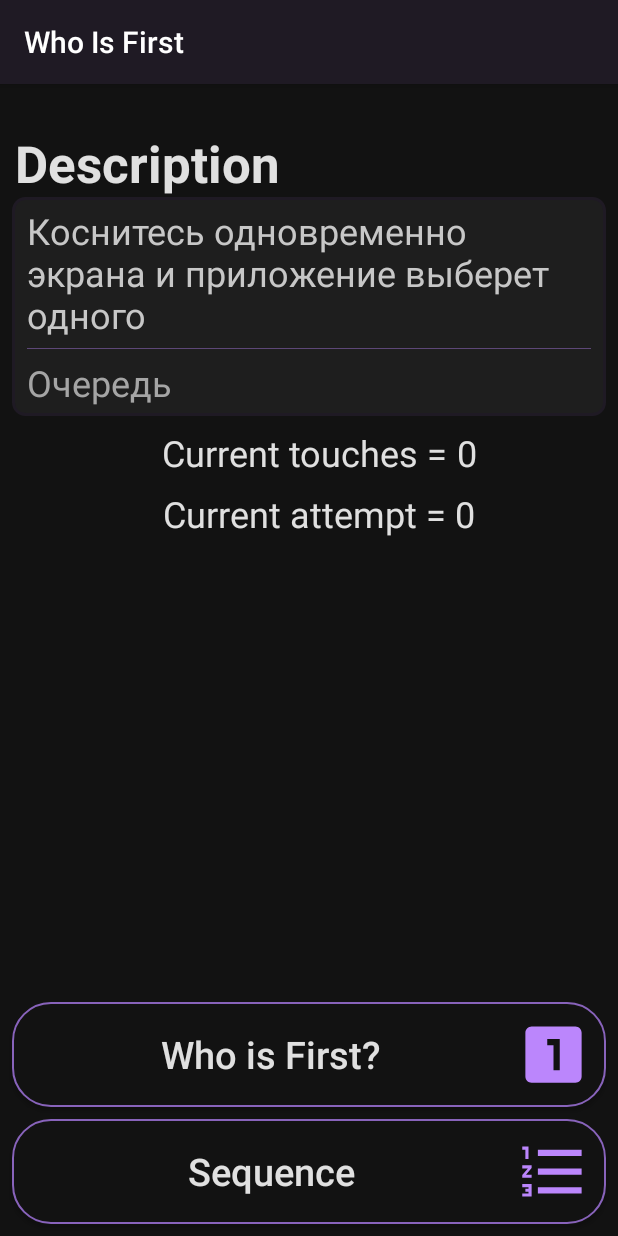
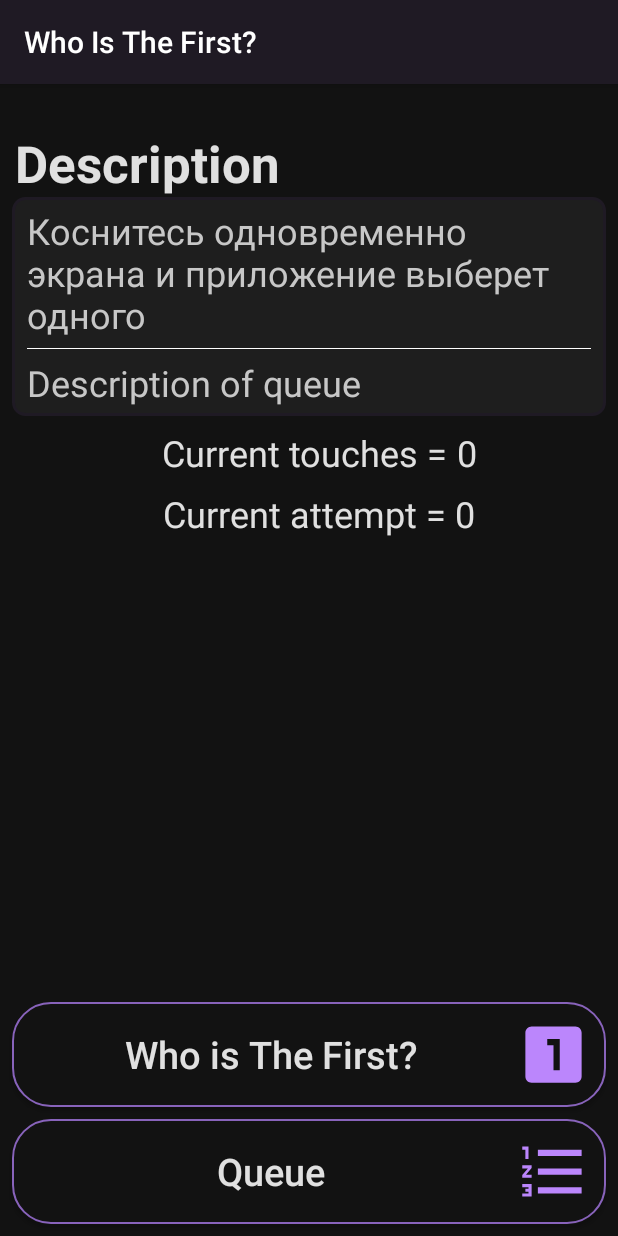
Before and after one commit to kamikadze328/whoIsTheFirst, an Android app: the screen it shows after launch (MainActivity), on a phone screen of 412 x 824 dp. Run offline under Robolectric (Android 15) with nearby library versions, the phone set to English and light mode, and no system bars.

```diff
--- a/app/build.gradle
+++ b/app/build.gradle
@@ -8,7 +8,7 @@ android {
     compileSdkVersion 29
     buildToolsVersion "29.0.1"
     defaultConfig {
-        applicationId "com.kamikadze328.whoisfirst"
+        applicationId "com.kamikadze328.whoisthefirst"
         minSdkVersion 22
         targetSdkVersion 29
         versionCode 5
--- a/app/src/main/java/com/kamikadze328/whoisfirst/activities/MainActivity.kt
+++ b/app/src/main/java/com/kamikadze328/whoisthefirst/activities/MainActivity.kt
@@ -1,11 +1,11 @@
-package com.kamikadze328.whoisfirst.activities
+package com.kamikadze328.whoisthefirst.activities
 
 import android.content.Intent
 import android.os.Bundle
 import android.view.View
-import android.widget.TextView
 import androidx.appcompat.app.AppCompatActivity
-import com.kamikadze328.whoisfirst.R
+import com.kamikadze328.whoisthefirst.R
+import kotlinx.android.synthetic.main.activity_main.*
 
 
 class MainActivity : AppCompatActivity() {
@@ -15,9 +15,6 @@ class MainActivity : AppCompatActivity() {
         const val currentAttemptKey = "current_attempt"
     }
 
-    private lateinit var currentTouches: TextView
-    private lateinit var currentAttempt: TextView
-
     private val resultRequest = 1
     private val extrasWhoIsFirst = "1"
     private val extrasSequence = "123"
@@ -26,17 +23,15 @@ class MainActivity : AppCompatActivity() {
     override fun onCreate(savedInstanceState: Bundle?) {
         super.onCreate(savedInstanceState)
         setContentView(R.layout.activity_main)
-        currentTouches = findViewById(R.id.currentTouchesTextView)
-        currentAttempt = findViewById(R.id.currentAttemptTextView)
 
         // If the last instance was saved then just restore the textViews.
         // Else set the initial value for current and start new thread to get from the db the total max ever.
         if (savedInstanceState != null) {
-            currentTouches.text = savedInstanceState.getString(currentTouchesKey)
-            currentAttempt.text = savedInstanceState.getString(currentAttemptKey)
+            currentTouchesTextView.text = savedInstanceState.getString(currentTouchesKey)
+            currentAttemptTextView.text = savedInstanceState.getString(currentAttemptKey)
         } else {
-            currentAttempt.text = "0"
-            currentTouches.text = "0"
+            currentAttemptTextView.text = "0"
+            currentTouchesTextView.text = "0"
             //GetTotalMaxAsyncTask(applicationContext, this.totalAttempt).execute()
         }
     }
@@ -58,15 +53,15 @@ class MainActivity : AppCompatActivity() {
         val resultTouches = data?.getIntExtra(currentTouchesKey, 0) ?:0
         if (requestCode == resultRequest) {
             if (resultCode == RESULT_OK) {
-                currentTouches.text = resultTouches.toString()
-                currentAttempt.text = (currentAttempt.text.toString().toInt() + 1).toString()
+                currentTouchesTextView.text = resultTouches.toString()
+                currentAttemptTextView.text = (currentAttemptTextView.text.toString().toInt() + 1).toString()
             }
         }
     }
 
     override fun onSaveInstanceState(outState: Bundle) {
-        outState.putString(currentTouchesKey, currentTouches.text.toString())
-        outState.putString(currentAttemptKey, currentAttempt.text.toString())
+        outState.putString(currentTouchesKey, currentTouchesTextView.text.toString())
+        outState.putString(currentAttemptKey, currentAttemptTextView.text.toString())
         super.onSaveInstanceState(outState)
     }
 }
--- /dev/null
+++ b/app/src/main/java/com/kamikadze328/whoisthefirst/auxiliary_classes/Coordinates.kt
@@ -0,0 +1,5 @@
+package com.kamikadze328.whoisthefirst.auxiliary_classes
+
+class Coordinates(
+    val x: Float,
+    val y: Float)
--- a/app/src/main/res/layout/activity_main.xml
+++ b/app/src/main/res/layout/activity_main.xml
@@ -11,7 +11,7 @@
         android:layout_width="0dp"
         android:layout_height="0dp"
         android:layout_marginBottom="8dp"
-        app:layout_constraintBottom_toTopOf="@+id/sequenceButton"
+        app:layout_constraintBottom_toTopOf="@+id/queueButton"
         app:layout_constraintEnd_toEndOf="parent"
         app:layout_constraintHorizontal_bias="0.0"
         app:layout_constraintStart_toStartOf="parent"
@@ -67,13 +67,13 @@
                 <View
                     android:layout_width="match_parent"
                     android:layout_height="0.4dp"
-                    android:background="@color/colorDivider"
-                    android:padding="2dp"
                     android:layout_marginStart="10dp"
-                    android:layout_marginEnd="10dp"/>
+                    android:layout_marginEnd="10dp"
+                    android:background="@android:color/white"
+                    android:padding="2dp" />
 
                 <TextView
-                    android:id="@+id/descriptionSequence"
+                    android:id="@+id/descriptionQueue"
                     android:layout_width="match_parent"
                     android:layout_height="wrap_content"
                     android:layout_weight="1"
@@ -81,10 +81,11 @@
                     android:paddingTop="6dp"
                     android:paddingEnd="10dp"
                     android:paddingBottom="6dp"
-                    android:text="@string/helpSequence"
+                    android:text="@string/helpQueue"
                     android:textAppearance="@style/TextAppearance.AppCompat.Body1"
-                    android:textColor="@color/colorText"
-                    android:textSize="24sp" />
+                    android:textColor="@color/colorTextNew"
+                    android:textSize="24sp"
+                    android:fontFamily=""/>
             </LinearLayout>
 
             <TextView
@@ -134,45 +135,46 @@
                 app:layout_constraintTop_toBottomOf="@+id/currentTouchesMainTextView" />
         </androidx.constraintlayout.widget.ConstraintLayout>
     </ScrollView>
+
     <Button
         android:id="@+id/whoIsFirstButton"
         android:layout_width="0dp"
         android:layout_height="70dp"
         android:layout_marginStart="8dp"
+        android:layout_marginEnd="8dp"
         android:layout_marginBottom="8dp"
-        android:layout_marginEnd="8dp"
+        android:background="@drawable/custom_button"
+        android:drawableEnd="@drawable/icon_who_is_first_button"
         android:onClick="startWhoIsFirst"
+        android:padding="10dp"
         android:text="@string/whoIsFirst"
+        android:textAllCaps="false"
         android:textColor="@color/colorTextOnDark"
         android:textSize="25sp"
-        android:textAllCaps="false"
-        android:background="@drawable/custom_button"
-        android:drawableEnd="@drawable/icon_who_is_first_button"
-        android:padding="10dp"
 
-        app:layout_constraintBottom_toTopOf="@+id/sequenceButton"
+        app:layout_constraintBottom_toTopOf="@+id/queueButton"
         app:layout_constraintEnd_toEndOf="parent"
         app:layout_constraintHorizontal_bias="0.0"
         app:layout_constraintStart_toStartOf="parent" />
 
     <Button
-        android:id="@+id/sequenceButton"
+        android:id="@+id/queueButton"
         android:layout_width="0dp"
         android:layout_height="70dp"
         android:layout_marginStart="8dp"
         android:layout_marginEnd="8dp"
         android:layout_marginBottom="8dp"
+        android:background="@drawable/custom_button"
+        android:drawableEnd="@drawable/icon_sequence_button_24dp"
+        android:onClick="startSequence"
         android:padding="10dp"
-        android:onClick="startSequence"
-        android:text="@string/sequence"
+        android:text="@string/queue"
+        android:textAllCaps="false"
         android:textColor="@color/colorTextOnDark"
         android:textSize="25sp"
-        android:textAllCaps="false"
-        android:background="@drawable/custom_button"
-        android:drawableEnd="@drawable/icon_sequence_button_24dp"
+        app:layout_constraintBottom_toBottomOf="parent"
         app:layout_constraintEnd_toEndOf="parent"
         app:layout_constraintHorizontal_bias="0.0"
-        app:layout_constraintStart_toStartOf="parent"
-        app:layout_constraintBottom_toBottomOf="parent"/>
+        app:layout_constraintStart_toStartOf="parent" />
 
 </androidx.constraintlayout.widget.ConstraintLayout>
--- a/app/src/main/res/values/strings.xml
+++ b/app/src/main/res/values/strings.xml
@@ -1,12 +1,11 @@
 <resources>
-    <string name="app_name">Who Is First</string>
-    <string name="mainTextView">Коснитесь одновременно экрана и приложение выберет одного или очередь</string>
-    <string name="start">start</string>
-    <string name="whoIsFirst">Who is First?</string>
-    <string name="sequence">Sequence</string>
+    <string name="app_name">Who Is The First?</string>
+    <string name="whoIsFirst">Who is The First?</string>
+    <string name="queue">Queue</string>
     <string name="headTextView">Description</string>
     <string name="currentAttempt">Current attempt =\u0020</string>
     <string name="totalAttempt">Current touches =\u0020</string>
     <string name="helpWhoIsFirst" >Коснитесь одновременно экрана и приложение выберет одного</string>
-    <string name="helpSequence">Очередь</string>
+    <string name="helpQueue">Description of queue</string>
+    <string name="youAreOnlyTheFirst">Вы и так первый!</string>
 </resources>
```
Also changed, not shown: app/src/main/AndroidManifest.xml (+5 -5 lines), app/src/main/java/com/kamikadze328/whoisthefirst/activities/MultiTouchActivity.kt (renamed from app/src/main/java/com/kamikadze328/whoisfirst/activities/MultiTouchActivity.kt, +9 -9 lines), app/src/main/java/com/kamikadze328/whoisthefirst/auxiliary_classes/CustomCountDownTimer.kt (added, +21 -0 lines), app/src/main/java/com/kamikadze328/whoisthefirst/views/MultiTouchCustomView.kt (added, +168 -0 lines), app/src/main/res/layout/activity_multi_touch.xml (+18 -3 lines), 4 other files.
